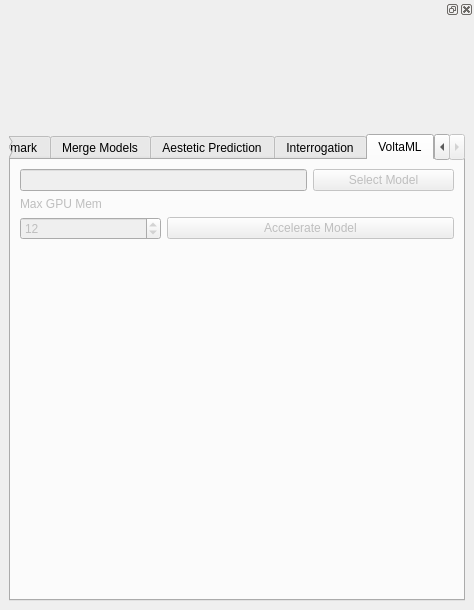
Old version of the form frontend/ui/img_lab.ui in the repository XmYx/ainodes-pyside.
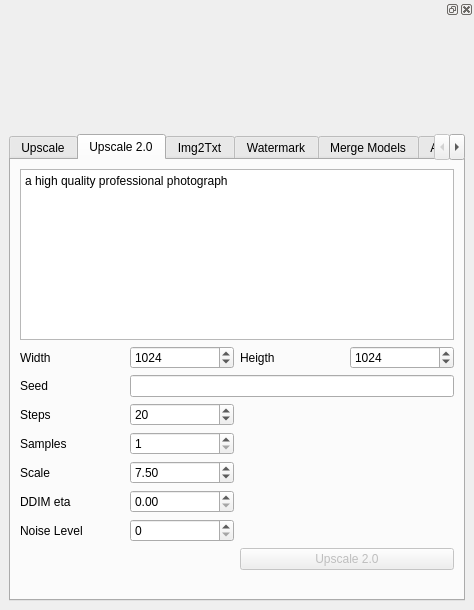
New version of the form. The open tabs and pages were chosen to show the change.

```diff
--- a/frontend/ui/img_lab.ui
+++ b/frontend/ui/img_lab.ui
@@ -381,6 +381,9 @@
               </item>
               <item row="9" column="2" colspan="2">
                <widget class="QPushButton" name="upscale_20">
+                <property name="enabled">
+                 <bool>false</bool>
+                </property>
                 <property name="text">
                  <string>Upscale 2.0</string>
                 </property>
@@ -785,66 +788,6 @@
               </item>
              </layout>
             </widget>
-            <widget class="QWidget" name="tab_3">
-             <property name="enabled">
-              <bool>false</bool>
-             </property>
-             <attribute name="title">
-              <string>VoltaML</string>
-             </attribute>
-             <layout class="QGridLayout" name="gridLayout">
-              <item row="2" column="0">
-               <widget class="QSpinBox" name="max_gpu_memory">
-                <property name="minimum">
-                 <number>4</number>
-                </property>
-                <property name="maximum">
-                 <number>80</number>
-                </property>
-                <property name="value">
-                 <number>12</number>
-                </property>
-               </widget>
-              </item>
-              <item row="3" column="1">
-               <spacer name="verticalSpacer_7">
-                <property name="orientation">
-                 <enum>Qt::Vertical</enum>
-                </property>
-                <property name="sizeHint" stdset="0">
-                 <size>
-                  <width>20</width>
-                  <height>40</height>
-                 </size>
-                </property>
-               </spacer>
-              </item>
-              <item row="2" column="1" colspan="2">
-               <widget class="QPushButton" name="run_volta_accel">
-                <property name="text">
-                 <string>Accelerate Model</string>
-                </property>
-               </widget>
-              </item>
-              <item row="0" column="0" colspan="2">
-               <widget class="QLineEdit" name="accel_path"/>
-              </item>
-              <item row="0" column="2">
-               <widget class="QPushButton" name="selected_model">
-                <property name="text">
-                 <string>Select Model</string>
-                </property>
-               </widget>
-              </item>
-              <item row="1" column="0">
-               <widget class="QLabel" name="label_14">
-                <property name="text">
-                 <string>Max GPU Mem</string>
-                </property>
-               </widget>
-              </item>
-             </layout>
-            </widget>
            </widget>
           </item>
          </layout>
```
Left out of the diff: 23 changed lines with no effect on the pictures.
